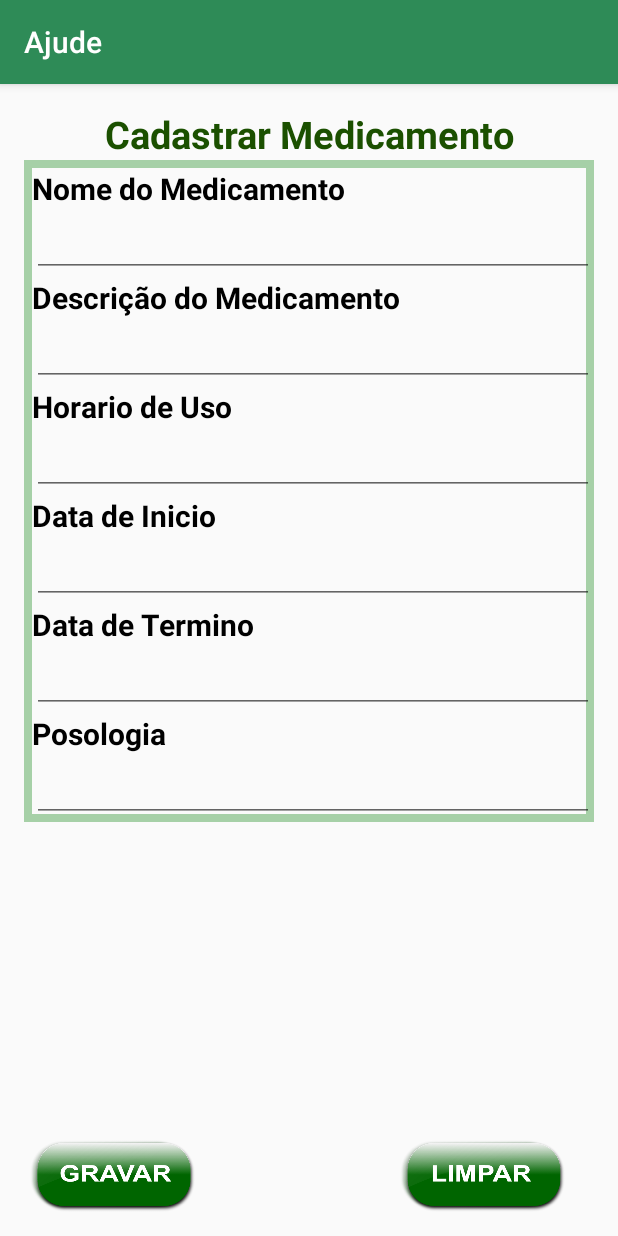
After one commit to Nirvana16/Ajude, an Android app: the MedicamentoCadastroActivity screen opened directly, with no data from a screen before it, on a phone screen of 412 x 824 dp. The commit adds this screen. Run offline under Robolectric (Android 15) with nearby library versions, the phone set to English and light mode, and no system bars.

Commit message:
Criado Activity para Cadastro do Medicamento

```diff
--- a/app/src/main/AndroidManifest.xml
+++ b/app/src/main/AndroidManifest.xml
@@ -24,7 +24,8 @@
         <activity android:name=".ContatoActivity" />
         <activity android:name=".MedicamentoActivity" />
         <activity android:name=".ExameActivity" />
-        <activity android:name=".PacienteActivity"></activity>
+        <activity android:name=".PacienteActivity" />
+        <activity android:name=".MedicamentoCadastroActivity"></activity>
     </application>
 
 </manifest>
--- a/app/src/main/java/br/edu/iff/pooa20162/ajude/MedicamentoActivity.java
+++ b/app/src/main/java/br/edu/iff/pooa20162/ajude/MedicamentoActivity.java
@@ -1,10 +1,12 @@
 package br.edu.iff.pooa20162.ajude;
 
+import android.content.Intent;
 import android.support.v7.app.AppCompatActivity;
 import android.os.Bundle;
 import android.view.View;
 import android.widget.AdapterView;
 import android.widget.ArrayAdapter;
+import android.widget.ImageButton;
 import android.widget.ListView;
 import android.widget.Toast;
 
@@ -32,6 +34,16 @@ public class MedicamentoActivity extends AppCompatActivity {
 
             }
         });
+
+        ImageButton ibMedicamentoNovo = (ImageButton) findViewById(R.id.ibMedicamentoNovo);
+        ibMedicamentoNovo.setOnClickListener(new View.OnClickListener(){
+
+            @Override
+            public void onClick(View view) {
+                Intent it = new Intent(MedicamentoActivity.this, MedicamentoCadastroActivity.class);
+                startActivity(it);
+            }
+        });
     }
 
     // Futuramente vou implementar para que ocorra o preenchimento dinamico em tempo de execução.
--- /dev/null
+++ b/app/src/main/java/br/edu/iff/pooa20162/ajude/MedicamentoCadastroActivity.java
@@ -0,0 +1,15 @@
+package br.edu.iff.pooa20162.ajude;
+
+import android.support.v7.app.AppCompatActivity;
+import android.os.Bundle;
+
+public class MedicamentoCadastroActivity extends AppCompatActivity {
+
+    @Override
+    protected void onCreate(Bundle savedInstanceState) {
+        super.onCreate(savedInstanceState);
+        setContentView(R.layout.activity_medicamento_cadastro);
+
+
+    }
+}
--- a/app/src/main/res/layout/activity_medicamento.xml
+++ b/app/src/main/res/layout/activity_medicamento.xml
@@ -38,7 +38,7 @@
             android:layout_width="110dp"
             android:layout_height="48dp"
             app:srcCompat="@drawable/botao_novo"
-            android:id="@+id/ibNovoMedicamento" />
+            android:id="@+id/ibMedicamentoNovo" />
 
         <ImageButton
             android:background="@null"
@@ -65,64 +65,4 @@
         android:layout_below="@+id/linearLayout"
         android:choiceMode="singleChoice"
         android:id="@+id/lvMedicamentos" />
-
-    <!--
-    <ScrollView
-        android:layout_width="match_parent"
-        android:layout_height="419dp"
-        android:id="@+id/svMedicamentos"
-        android:layout_weight="0.73"
-        android:layout_alignParentStart="true"
-        android:layout_below="@+id/linearLayout">
-
-        <LinearLayout
-            android:orientation="vertical"
-            android:layout_width="match_parent"
-            android:layout_height="match_parent">
-            <LinearLayout
-                android:layout_width="match_parent"
-                android:layout_height="wrap_content"
-                android:background="@drawable/borda"
-                android:backgroundTint="#56007e04"
-                android:paddingLeft="5dp"
-                android:paddingTop="5dp"
-                android:weightSum="1"
-                android:orientation="vertical">
-
-                <TextView
-                    android:layout_width="wrap_content"
-                    android:layout_height="wrap_content"
-                    android:text="@string/exameDescricao"
-                    android:id="@+id/tExameDescricao"
-                    android:textStyle="bold"
-                    android:textSize="20dp"
-                    android:focusableInTouchMode="true"
-                    android:focusable="true"
-                    android:textColor="#000000"/>
-                <EditText
-                    android:layout_width="match_parent"
-                    android:layout_height="wrap_content"
-                    android:inputType="textPersonName"
-                    android:text="Ecocardiograma - Coração"
-                    android:ems="10"
-                    android:id="@+id/etExameDescricao" />
-                <TextView
-                    android:layout_width="wrap_content"
-                    android:layout_height="wrap_content"
-                    android:text="@string/exameData"
-                    android:id="@+id/tDataExame"
-                    android:textStyle="bold"
-                    android:textSize="20dp"
-                    android:focusableInTouchMode="true"
-                    android:focusable="true"
-                    android:textColor="#000000"/>
-            </LinearLayout>
-
-        </LinearLayout>
-
-    </ScrollView>
-    -->
-
-
-
 </RelativeLayout>
--- /dev/null
+++ b/app/src/main/res/layout/activity_medicamento_cadastro.xml
@@ -0,0 +1,181 @@
+<?xml version="1.0" encoding="utf-8"?>
+<RelativeLayout xmlns:android="http://schemas.android.com/apk/res/android"
+    xmlns:app="http://schemas.android.com/apk/res-auto"
+    xmlns:tools="http://schemas.android.com/tools"
+    android:id="@+id/activity_medicamento_cadastro"
+    android:layout_width="match_parent"
+    android:layout_height="match_parent"
+    android:paddingBottom="@dimen/activity_vertical_margin"
+    android:paddingLeft="@dimen/activity_horizontal_margin"
+    android:paddingRight="@dimen/activity_horizontal_margin"
+    android:paddingTop="@dimen/activity_vertical_margin"
+    tools:context="br.edu.iff.pooa20162.ajude.MedicamentoCadastroActivity">
+
+    <TextView
+        android:layout_width="match_parent"
+        android:layout_height="wrap_content"
+        android:text="@string/novoMedicamento"
+        android:id="@+id/tNovoMedicamento"
+        android:textStyle="bold"
+        android:textColor="#1b5000"
+        android:gravity="center"
+        android:textSize="25dp"
+        android:focusableInTouchMode="true"
+        android:focusable="true" />
+
+    <ScrollView
+        android:layout_width="match_parent"
+        android:layout_height="match_parent"
+        android:layout_above="@+id/linearLayout"
+        android:layout_below="@+id/tNovoMedicamento">
+
+        <LinearLayout
+            android:layout_width="match_parent"
+            android:layout_height="wrap_content"
+            android:background="@drawable/borda"
+            android:backgroundTint="#56007e04"
+            android:paddingLeft="5dp"
+            android:paddingTop="5dp"
+            android:weightSum="1"
+            android:orientation="vertical"
+            android:layout_alignParentStart="true"
+            android:layout_above="@+id/linearLayout"
+            android:layout_below="@+id/tNovoMedicamento">
+
+        <TextView
+            android:layout_width="wrap_content"
+            android:layout_height="wrap_content"
+            android:text="@string/medicamentoNome"
+            android:id="@+id/tmedicamentoNome"
+            android:textStyle="bold"
+            android:textSize="20dp"
+            android:focusableInTouchMode="true"
+            android:focusable="true"
+            android:textColor="#000000"/>
+        <EditText
+            android:layout_width="match_parent"
+            android:layout_height="wrap_content"
+            android:inputType="textPersonName"
+            android:ems="10"
+            android:id="@+id/etMedicamentoNome"/>
+        <TextView
+            android:layout_width="wrap_content"
+            android:layout_height="wrap_content"
+            android:text="@string/medicamentoDescricao"
+            android:id="@+id/tmedicamentoDescricao"
+            android:textStyle="bold"
+            android:textSize="20dp"
+            android:focusableInTouchMode="true"
+            android:focusable="true"
+            android:textColor="#000000"/>
+        <EditText
+            android:layout_width="match_parent"
+            android:layout_height="wrap_content"
+            android:inputType="textPersonName"
+            android:ems="10"
+            android:id="@+id/etMedicamentoDescricao" />
+
+
+        <TextView
+            android:layout_width="wrap_content"
+            android:layout_height="wrap_content"
+            android:text="@string/medicamentoHoraDeUso"
+            android:id="@+id/tmedicamentoHora"
+            android:textStyle="bold"
+            android:textSize="20dp"
+            android:focusableInTouchMode="true"
+            android:focusable="true"
+            android:textColor="#000000"/>
+        <EditText
+            android:layout_width="match_parent"
+            android:layout_height="wrap_content"
+            android:inputType="textPersonName"
+            android:ems="10"
+            android:id="@+id/etMedicamentoHora" />
+        <TextView
+            android:layout_width="wrap_content"
+            android:layout_height="wrap_content"
+            android:text="@string/medicamentoDataInicio"
+            android:id="@+id/tmedicamentoDataInicio"
+            android:textStyle="bold"
+            android:textSize="20dp"
+            android:focusableInTouchMode="true"
+            android:focusable="true"
+            android:textColor="#000000"/>
+        <EditText
+            android:layout_width="match_parent"
+            android:layout_height="wrap_content"
+            android:inputType="textPersonName"
+            android:ems="10"
+            android:id="@+id/etMedicamentoDataInicio" />
+
+        <TextView
+            android:layout_width="wrap_content"
+            android:layout_height="wrap_content"
+            android:text="@string/medicamentoDataTermino"
+            android:id="@+id/tmedicamentoDataTermino"
+            android:textStyle="bold"
+            android:textSize="20dp"
+            android:focusableInTouchMode="true"
+            android:focusable="true"
+            android:textColor="#000000"/>
+        <EditText
+            android:layout_width="match_parent"
+            android:layout_height="wrap_content"
+            android:inputType="textPersonName"
+            android:ems="10"
+            android:id="@+id/etMedicamentoDataTermino" />
+        <TextView
+            android:layout_width="wrap_content"
+            android:layout_height="wrap_content"
+            android:text="@string/medicamentoPosologia"
+            android:id="@+id/tmedicamentoPosologia"
+            android:textStyle="bold"
+            android:textSize="20dp"
+            android:focusableInTouchMode="true"
+            android:focusable="true"
+            android:textColor="#000000"/>
+        <EditText
+            android:layout_width="match_parent"
+            android:layout_height="wrap_content"
+            android:inputType="textPersonName"
+            android:ems="10"
+            android:id="@+id/etMedicamentoPosologia" />
+
+        </LinearLayout>
+    </ScrollView>
+
+    <LinearLayout
+        android:orientation="horizontal"
+        android:layout_width="match_parent"
+        android:layout_height="wrap_content"
+        android:weightSum="1"
+        android:id="@+id/linearLayout"
+        android:layout_alignParentBottom="true"
+        android:layout_alignParentStart="true">
+
+
+        <ImageButton
+            android:background="@null"
+            android:scaleType="fitCenter"
+            android:layout_width="110dp"
+            android:layout_height="48dp"
+            app:srcCompat="@drawable/botao_gravar"
+            android:id="@+id/ibGravar"
+            android:layout_weight="0.05" />
+        <Space
+            android:layout_width="wrap_content"
+            android:layout_height="wrap_content"
+            android:layout_weight="0.83" />
+
+        <ImageButton
+            android:background="@null"
+            android:scaleType="fitCenter"
+            android:layout_width="110dp"
+            android:layout_height="48dp"
+            app:srcCompat="@drawable/botao_limpar"
+            android:id="@+id/ibExcluirMedicamento" />
+    </LinearLayout>
+
+
+</RelativeLayout>
--- a/app/src/main/res/values/strings.xml
+++ b/app/src/main/res/values/strings.xml
@@ -8,6 +8,15 @@
     <string name="telefone">Telefone do Contato</string>
     <string name="exames">Proximos Exames e Consultas</string>
     <string name="medicamentos">Medicamentos</string>
+
+    <string name="novoMedicamento">Cadastrar Medicamento</string>
+    <string name="medicamentoNome">Nome do Medicamento</string>
+    <string name="medicamentoDescricao">Descrição do Medicamento</string>
+    <string name="medicamentoHoraDeUso">Horario de Uso</string>
+    <string name="medicamentoDataInicio">Data de Inicio</string>
+    <string name="medicamentoDataTermino">Data de Termino</string>
+    <string name="medicamentoPosologia">Posologia</string>
+
     <string name="exameDescricao">Descricão do Exame</string>
     <string name="exameData">Data do Exame</string>
     <string name="exameHora">Horario do Exame</string>
```
Also changed, not shown: app/src/main/res/drawable-xhdpi/botao_gravar.png (added), app/src/main/res/drawable-xhdpi/botao_limpar.png (added), 1 other file.
